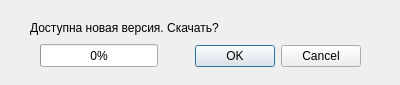
ismd/screenshotgun, file ui/NewVersion.ui: the form before one commit.
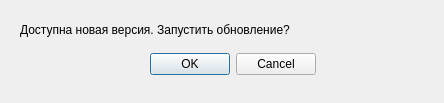
The form after the commit.

What changed in the file:
```diff
--- a/ui/NewVersion.ui
+++ b/ui/NewVersion.ui
@@ -6,8 +6,8 @@
    <rect>
     <x>0</x>
     <y>0</y>
-    <width>400</width>
-    <height>85</height>
+    <width>444</width>
+    <height>103</height>
    </rect>
   </property>
   <property name="windowTitle">
@@ -16,10 +16,10 @@
   <widget class="QDialogButtonBox" name="buttonBox">
    <property name="geometry">
     <rect>
-     <x>20</x>
-     <y>40</y>
-     <width>341</width>
-     <height>32</height>
+     <x>140</x>
+     <y>50</y>
+     <width>176</width>
+     <height>29</height>
     </rect>
    </property>
    <property name="orientation">
@@ -32,27 +32,14 @@
   <widget class="QLabel" name="label">
    <property name="geometry">
     <rect>
-     <x>30</x>
+     <x>20</x>
      <y>20</y>
-     <width>341</width>
-     <height>16</height>
+     <width>398</width>
+     <height>19</height>
     </rect>
    </property>
    <property name="text">
-    <string>Доступна новая версия. Скачать?</string>
-   </property>
-  </widget>
-  <widget class="QProgressBar" name="progressBar">
-   <property name="geometry">
-    <rect>
-     <x>40</x>
-     <y>44</y>
-     <width>118</width>
-     <height>23</height>
-    </rect>
-   </property>
-   <property name="value">
-    <number>0</number>
+    <string>Доступна новая версия. Запустить обновление?</string>
    </property>
   </widget>
  </widget>
```
